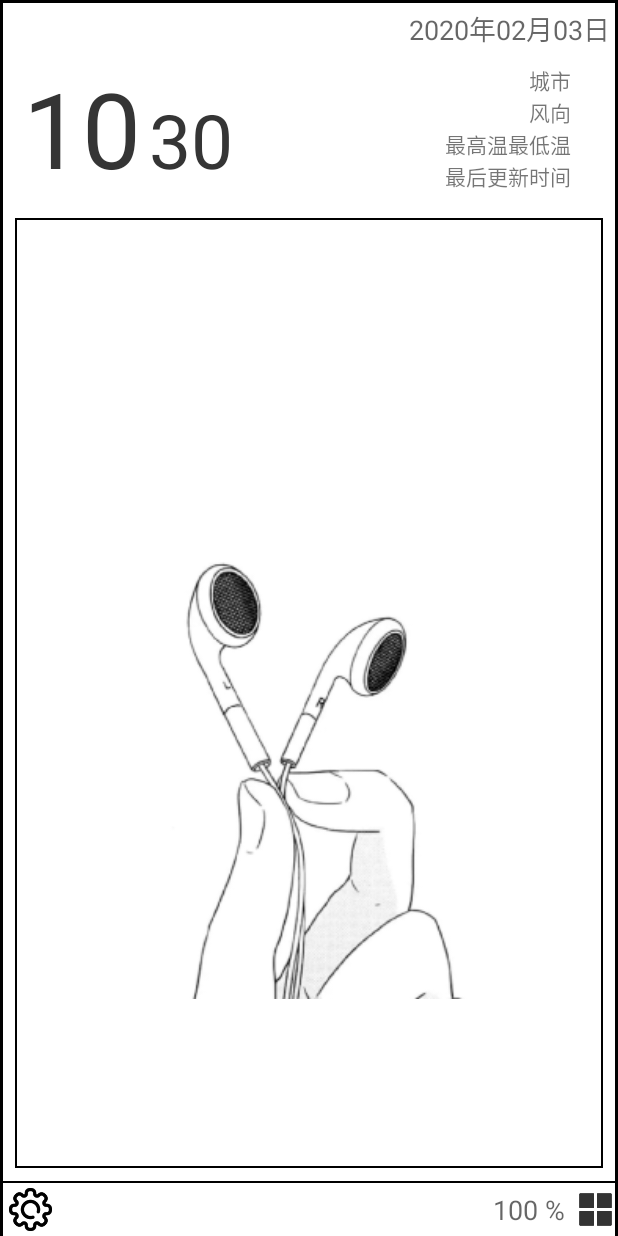
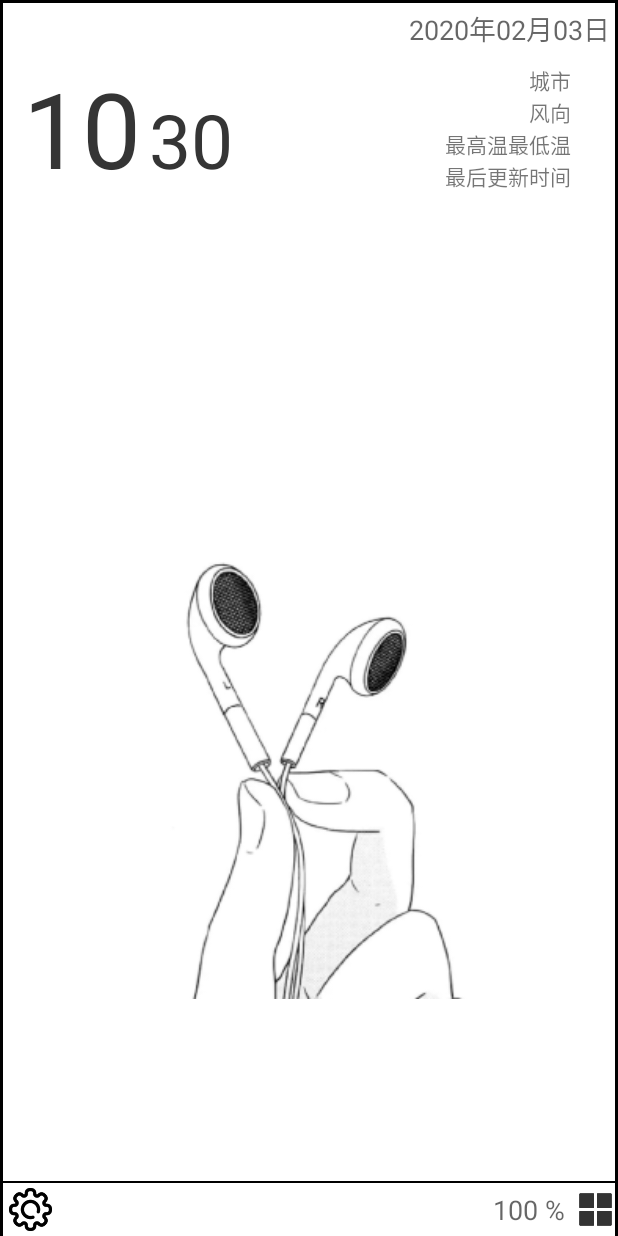
Before and after one commit to wjy000/NT-Eink-Launcher, an Android app: the screen it shows after launch (MainActivity), on a phone screen of 412 x 824 dp. Run offline under Robolectric (Android 15) with nearby library versions, the phone set to English and light mode, and no system bars.

```diff
--- a/app/build.gradle
+++ b/app/build.gradle
@@ -7,8 +7,8 @@ android {
         applicationId "com.etang.nt_launcher"
         minSdkVersion 16
         targetSdkVersion 29
-        versionCode 185
-        versionName "1.8.5"
+        versionCode 186
+        versionName "1.8.6"
         testInstrumentationRunner "androidx.test.runner.AndroidJUnitRunner"
     }
     buildTypes {
--- a/app/src/main/java/com/etang/nt_eink_launcher/MainActivity.java
+++ b/app/src/main/java/com/etang/nt_eink_launcher/MainActivity.java
@@ -681,6 +681,10 @@ public class MainActivity extends Activity implements OnClickListener {
                 alertDialog.getWindow();//设置window
                 window.setGravity(Gravity.BOTTOM); // 底部位置
                 window.setContentView(window_view);//设置View
+
+//                @drawable/shaper_desk_top_show
+
+
                 //绑定
                 LinearLayout lv_open_dk_window = (LinearLayout) alertDialog
                         .findViewById(R.id.lv_open_dk_window);
--- a/app/src/main/res/layout/activity_main.xml
+++ b/app/src/main/res/layout/activity_main.xml
@@ -73,8 +73,7 @@
         <RelativeLayout
             android:layout_width="match_parent"
             android:layout_height="match_parent"
-            android:layout_margin="10sp"
-            android:background="@drawable/shaper_desk_top_show">
+            android:layout_margin="10sp">
 
             <include layout="@layout/list_all_apps" />
 
--- a/app/src/main/res/layout/desktop_gridview_item.xml
+++ b/app/src/main/res/layout/desktop_gridview_item.xml
@@ -37,7 +37,5 @@
                 android:textColor="#000"
                 android:textSize="13dp" />
         </LinearLayout>
-
     </LinearLayout>
-
 </LinearLayout>
```
